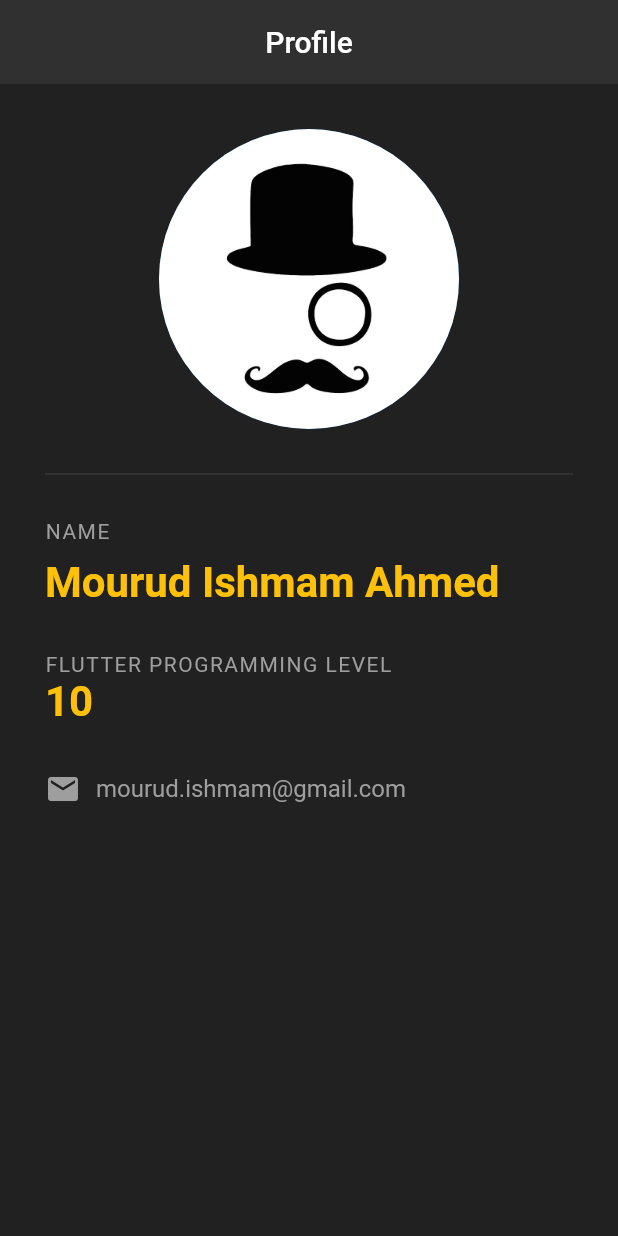
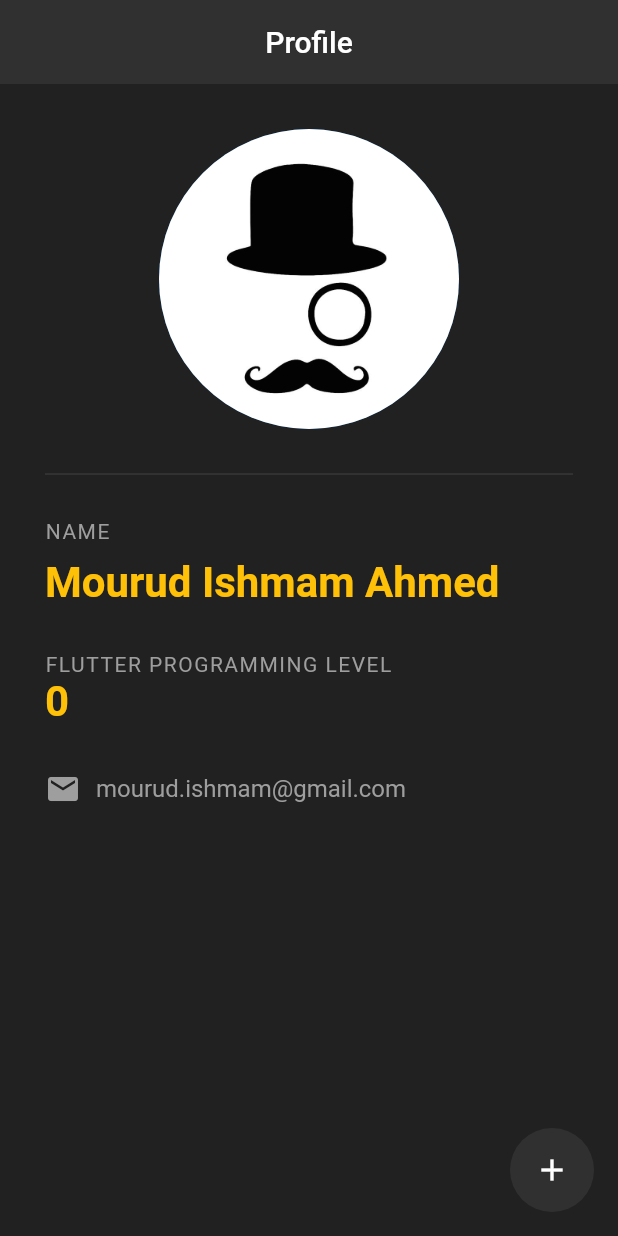
Before and after one commit to Mourud/flutter-practice-app, a Flutter app: the screen it shows after launch, on a phone screen of 412 x 824 dp. Run offline on Flutter 3.47's test engine with Material 2 defaults, Android fonts, the phone set to English and light mode, and no system bars.

```diff
--- a/lib/main.dart
+++ b/lib/main.dart
@@ -2,7 +2,15 @@ import 'package:flutter/material.dart';
 
 void main() => runApp(MaterialApp(home: AppMain()));
 
-class AppMain extends StatelessWidget {
+class AppMain extends StatefulWidget {
+  @override
+  _AppMainState createState() => _AppMainState();
+}
+
+class _AppMainState extends State<AppMain> {
+
+  int programmerLevel = 0;
+
   @override
   Widget build(BuildContext context) {
     return Scaffold(
@@ -10,6 +18,16 @@ class AppMain extends StatelessWidget {
       appBar: AppBar(
         title: Text("Profile"),
         centerTitle: true,
+        backgroundColor: Colors.grey[850],
+        elevation: 0,
+      ),
+      floatingActionButton: FloatingActionButton(
+        onPressed: () {
+          setState(() {
+            programmerLevel++;
+          });
+        },
+        child: Icon(Icons.add),
         backgroundColor: Colors.grey[850],
         elevation: 0,
       ),
@@ -57,7 +75,7 @@ class AppMain extends StatelessWidget {
               ),
             ),
             Text(
-              "10",
+              "$programmerLevel",
               style: TextStyle(
                 color: Colors.amber,
                 fontSize: 28,
@@ -74,12 +92,14 @@ class AppMain extends StatelessWidget {
                   Icons.email,
                   color: Colors.grey[500],
                 ),
-                SizedBox(width: 10,),
+                SizedBox(
+                  width: 10,
+                ),
                 Text(
                   'mourud.ishmam@gmail.com',
                   style: TextStyle(
-                      color: Colors.grey,
-                      fontSize: 16,
+                    color: Colors.grey,
+                    fontSize: 16,
                   ),
                 )
               ],
```
